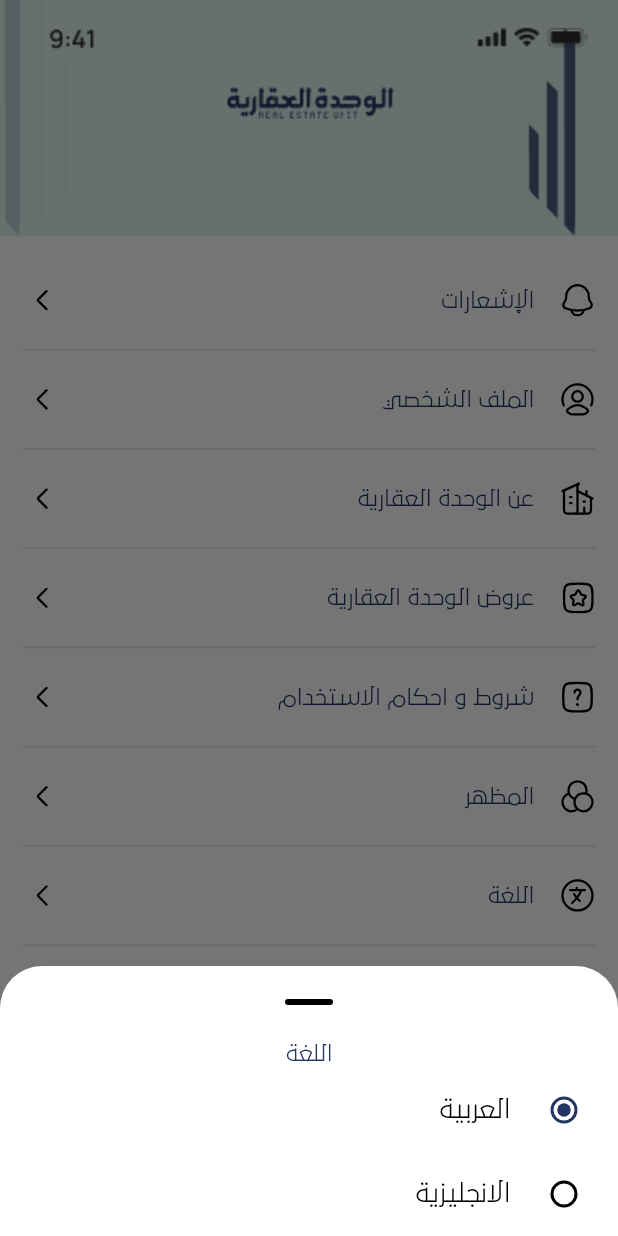
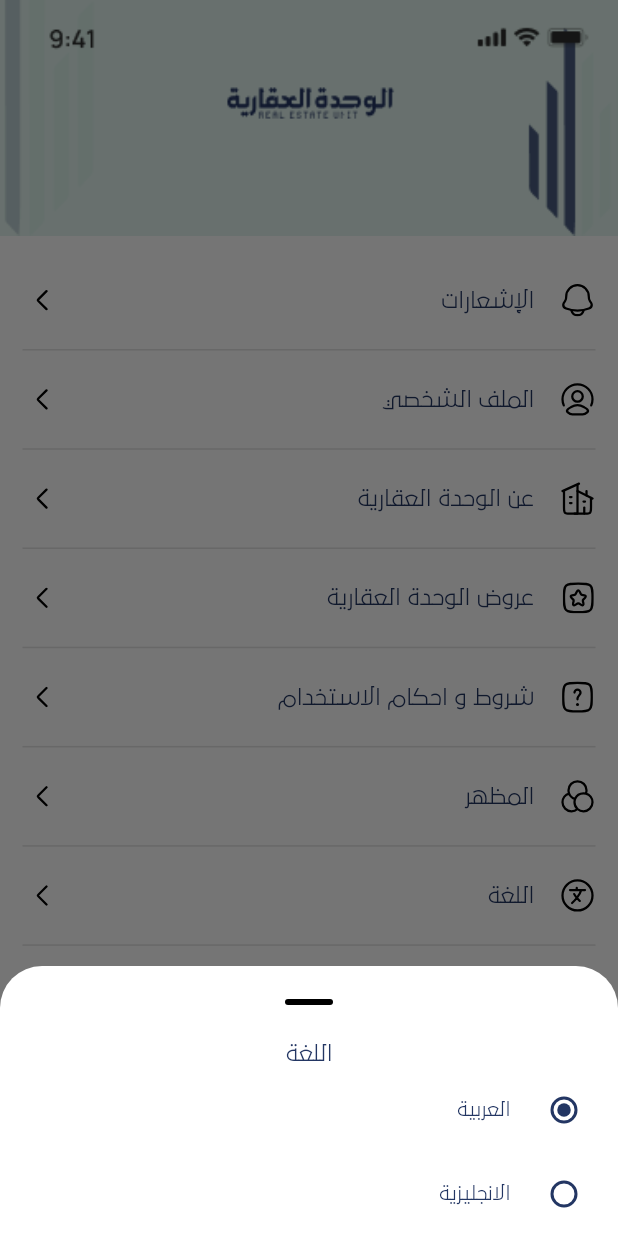
Before and after one commit to mohamedhanyyy/unitapp, a Flutter app: the MoreScreen screen opened directly, after a tap on "اللغة", on a phone screen of 412 x 824 dp. Run offline on Flutter 3.47's test engine with Material 3 defaults, Android fonts, the phone set to English and light mode, and no system bars; our stand-ins replace awesome_dialog, dartz, dio, easy_localization, flutter_bloc, flutter_screenutil and 8 more; missing offline and left inert: flutter_phone_direct_caller, new_version_plus; accounts and stored records are empty.

Commit message:
more widget

```diff
--- a/lib/modules/more/presentation/screens/more_screen.dart
+++ b/lib/modules/more/presentation/screens/more_screen.dart
@@ -29,7 +29,7 @@ class MoreScreen extends StatelessWidget {
               name: 'notifications',
               icon: AppIcons.alarm,
               page: NotificationsScreen()),
-            ProfileItemWidget(
+            const ProfileItemWidget(
               name: 'profile', icon: AppIcons.profile, page: ProfileScreen()),
           const ProfileItemWidget(
               name: 'about real estate unit',
--- a/lib/modules/more/presentation/widgets/language_widget.dart
+++ b/lib/modules/more/presentation/widgets/language_widget.dart
@@ -19,11 +19,13 @@ class _LanguageWidgetState extends State<LanguageWidget> {
     return Column(
       mainAxisSize: MainAxisSize.min,
       children: [
-        Text("language".tr()),
+        Text("language".tr(),style: Theme.of(context).textTheme.bodyMedium,),
         RadioListTile.adaptive(
-            title:   Text("Arabic".tr()),
+            title:   Text("Arabic".tr(),style: Theme.of(context).textTheme.bodySmall),
             value: 0,
-            activeColor: AppColors.primaryColor,
+            fillColor: WidgetStateProperty.all(Theme.of(context).hintColor),
+            activeColor: Theme.of(context).primaryColor,
+            // selectedTileColor: Theme.of(context).hintColor,
             groupValue: arabic,
             onChanged: (val) {
               setState(() {
@@ -32,11 +34,15 @@ class _LanguageWidgetState extends State<LanguageWidget> {
               context.setLocale(const Locale('ar'));
               PreferencesHelper.saveLang(lang: 'ar');
               AppNavigation.pop();
+
             }),
         RadioListTile.adaptive(
-            title:   Text("English".tr()),
+            title:   Text("English".tr(),style: Theme.of(context).textTheme.bodySmall),
             value: 1,
-            activeColor: AppColors.primaryColor,
+            fillColor: WidgetStateProperty.all(Theme.of(context).hintColor),
+
+            activeColor: Theme.of(context).primaryColor,
+            // selectedTileColor: Theme.of(context).hintColor,
             groupValue: arabic,
             onChanged: (val) {
               setState(() {
--- a/lib/modules/orders/presentation/screens/orders_screen.dart
+++ b/lib/modules/orders/presentation/screens/orders_screen.dart
@@ -5,7 +5,6 @@ import 'package:flutter_screenutil/flutter_screenutil.dart';
 import 'package:get_it/get_it.dart';
 import 'package:unit/modules/orders/cubit/orders_cubit.dart';
 
-import '../../../../core/resources/colors.dart';
 import '../widgets/my_tour_request_widget.dart';
 import '../widgets/my_units_widget.dart';
 
--- a/lib/modules/saves/presentation/widgets/saved_item_widget.dart
+++ b/lib/modules/saves/presentation/widgets/saved_item_widget.dart
@@ -3,7 +3,6 @@ import 'package:flutter/material.dart';
 import 'package:flutter_svg/svg.dart';
 import 'package:unit/core/extensions/context_extension.dart';
 
-import '../../../../core/resources/colors.dart';
 import '../../../../core/resources/icons.dart';
 import '../../../../shared/widgets/custom_button.dart';
 import '../../../../shared/widgets/house_info.dart';
```
